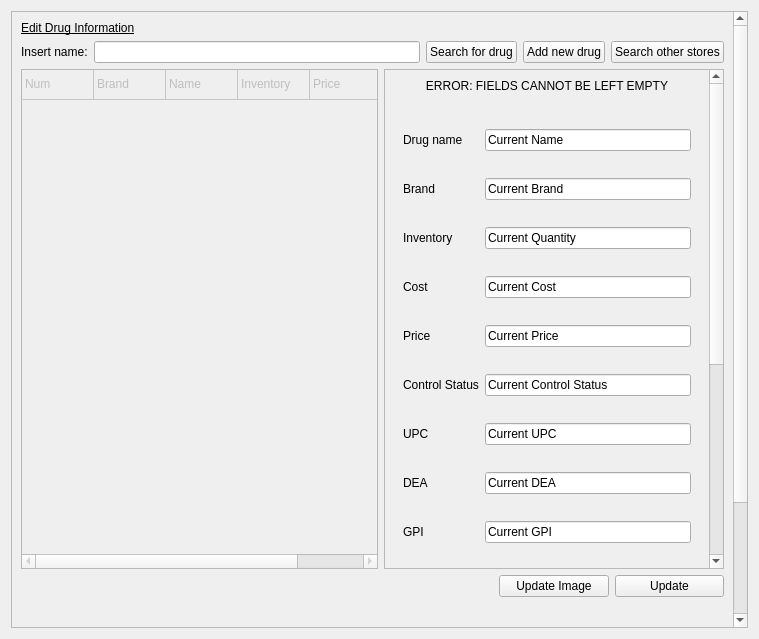
This is managementscreen.ui in WNewsome/Pharmaceutical-Point-of-Sale as Qt 5 draws it before an edit. The edited form follows.
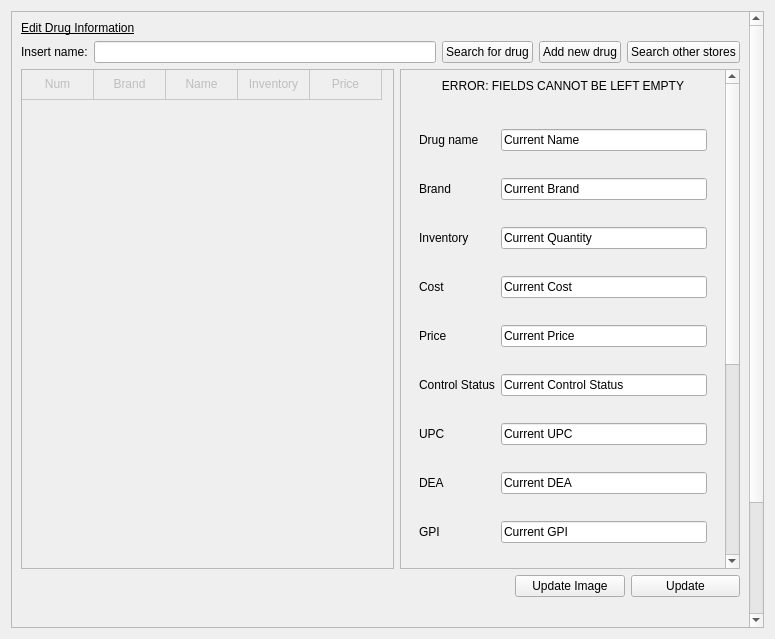
This is the edited form.

Diff of the .ui file:
```diff
--- a/managementscreen.ui
+++ b/managementscreen.ui
@@ -6,7 +6,7 @@
    <rect>
     <x>0</x>
     <y>0</y>
-    <width>759</width>
+    <width>775</width>
     <height>639</height>
    </rect>
   </property>
@@ -29,8 +29,8 @@
       <property name="geometry">
        <rect>
         <x>0</x>
-        <y>-206</y>
-        <width>714</width>
+        <y>0</y>
+        <width>730</width>
         <height>821</height>
        </rect>
       </property>
@@ -237,26 +237,41 @@
           <property name="text">
            <string>Num</string>
           </property>
+          <property name="textAlignment">
+           <set>AlignCenter</set>
+          </property>
          </item>
          <item row="0" column="1">
           <property name="text">
            <string>Brand</string>
           </property>
+          <property name="textAlignment">
+           <set>AlignCenter</set>
+          </property>
          </item>
          <item row="0" column="2">
           <property name="text">
            <string>Name</string>
           </property>
+          <property name="textAlignment">
+           <set>AlignCenter</set>
+          </property>
          </item>
          <item row="0" column="3">
           <property name="text">
            <string>Inventory</string>
           </property>
+          <property name="textAlignment">
+           <set>AlignCenter</set>
+          </property>
          </item>
          <item row="0" column="4">
           <property name="text">
            <string>Price</string>
           </property>
+          <property name="textAlignment">
+           <set>AlignCenter</set>
+          </property>
          </item>
         </widget>
        </item>
```
Left out of the diff: 2 changed lines with no effect on the pictures.
